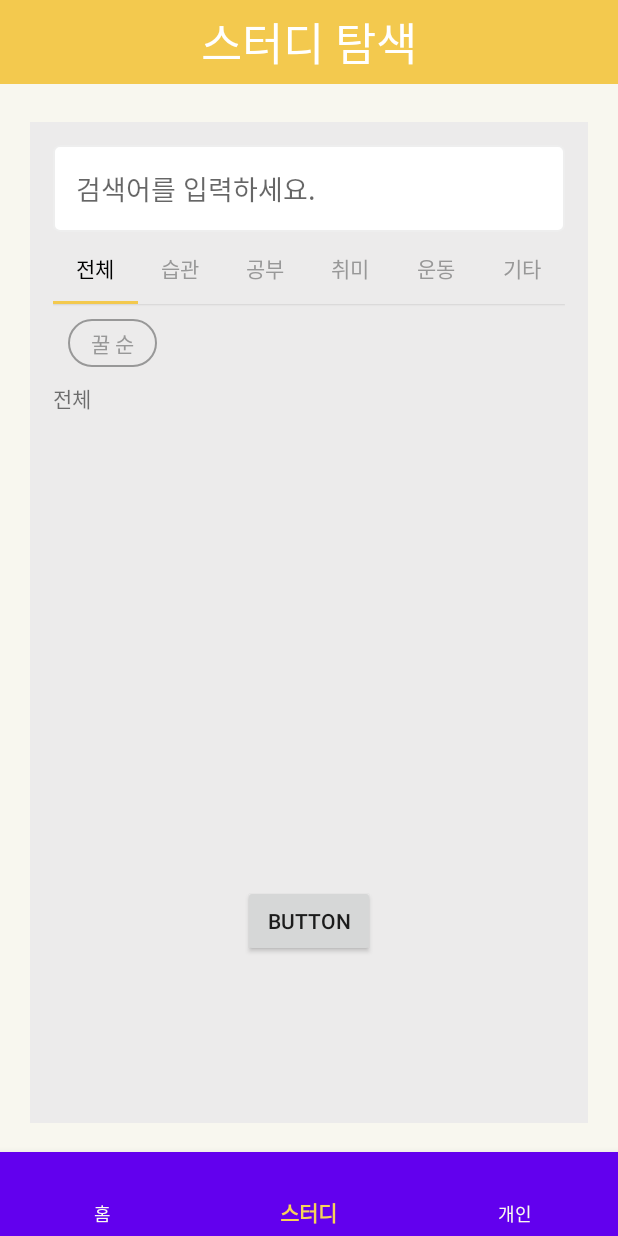
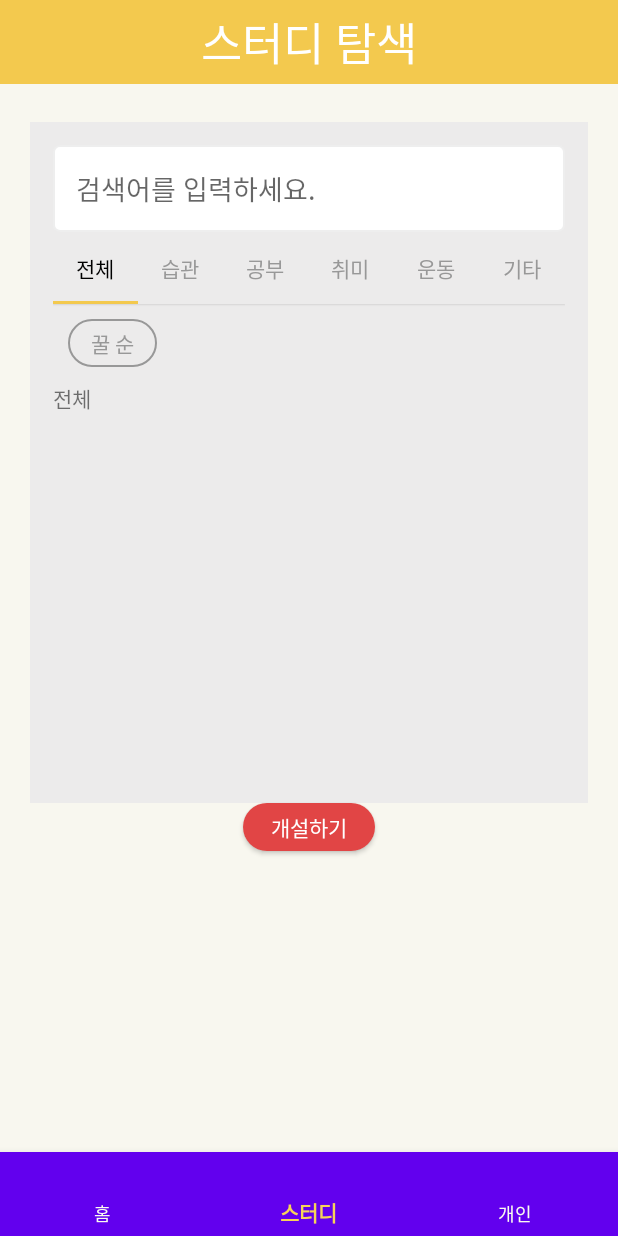
Before and after one commit to suzinxix/project, an Android app: the screen it shows after launch (HomeActivity), item 2 of the bottom bar chosen, on a phone screen of 412 x 824 dp. Run offline under Robolectric (Android 15) with nearby library versions, the phone set to English and light mode, and no system bars; our stand-ins replace Firebase (no records; nobody signed in at launch, a user with empty details on screens opened directly).

Commit message:
스터디 탐색 페이지에서 스터디 개설 페이지 이동 시도

```diff
--- a/app/src/main/java/com/example/studyproject/SearchFragment.java
+++ b/app/src/main/java/com/example/studyproject/SearchFragment.java
@@ -19,12 +19,14 @@ public class SearchFragment extends Fragment {
         FragmentTransaction transaction = getChildFragmentManager().beginTransaction();
         transaction.replace(R.id.container, searchRankingFragment).commit();
 
-        Button button2 = view.findViewById(R.id.button2);
+        Button button2 = (Button)view.findViewById(R.id.button2);
         button2.setOnClickListener(new View.OnClickListener() {
             @Override
             public void onClick(View view) {
-                Intent intentMake = new Intent(getActivity(), MakeStudyRoom.class);
-                startActivity(intentMake);
+                // fragment 에서 Activity 이동해야함
+                getActivity().startActivity(new Intent(getActivity(), MakeStudyRoom.class));
+                //Intent intentMake = new Intent(getActivity(), MakeStudyRoom.class);
+                //startActivity(intentMake);
             }
         });
         return view;
--- /dev/null
+++ b/app/src/main/res/drawable/btn_red_round.xml
@@ -0,0 +1,10 @@
+<?xml version="1.0" encoding="utf-8"?>
+<shape xmlns:android="http://schemas.android.com/apk/res/android"
+    android:padding="10dp"
+    android:shape="rectangle" >
+    <solid android:color="#E14545" />
+
+    <corners
+        android:radius="30dp"
+        />
+</shape>
--- a/app/src/main/res/layout/fragment_search.xml
+++ b/app/src/main/res/layout/fragment_search.xml
@@ -27,10 +27,10 @@
 
     <LinearLayout
         android:layout_width="match_parent"
-        android:layout_height="match_parent"
+        android:layout_height="454dp"
         android:layout_marginHorizontal="20dp"
         android:layout_marginTop="25dp"
-        android:layout_marginBottom="75dp"
+        android:layout_marginBottom="0dp"
         android:background="#ECEBEB"
         android:orientation="vertical">
 
@@ -38,8 +38,8 @@
             android:id="@+id/editSearch"
             android:layout_width="match_parent"
             android:layout_height="wrap_content"
+            android:layout_marginHorizontal="15dp"
             android:layout_marginTop="15dp"
-            android:layout_marginHorizontal="15dp"
             android:background="@drawable/edittext_rounded_corner_rectangle"
             android:hint="검색어를 입력하세요."
             android:padding="15dp" />
@@ -47,19 +47,24 @@
         <FrameLayout
             android:id="@+id/container"
             android:layout_width="match_parent"
-            android:layout_height="435dp"
+            android:layout_height="362dp"
             android:layout_marginHorizontal="15dp">
 
         </FrameLayout>
 
-        <Button
-            android:id="@+id/button2"
-            android:layout_width="wrap_content"
-            android:layout_height="wrap_content"
-            android:layout_gravity="center"
-            android:text="Button" />
+    </LinearLayout>
 
-    </LinearLayout>
+    <Button
+        android:id="@+id/button2"
+        android:layout_width="wrap_content"
+        android:layout_height="wrap_content"
+        android:layout_gravity="center"
+        android:text="개설하기"
+        android:textColor="#ffffff"
+        android:background="@drawable/btn_red_round"
+        android:minHeight="0dp"
+        android:paddingVertical="5dp"
+        android:paddingHorizontal="14dp"/>
 
 
 </LinearLayout>
```
